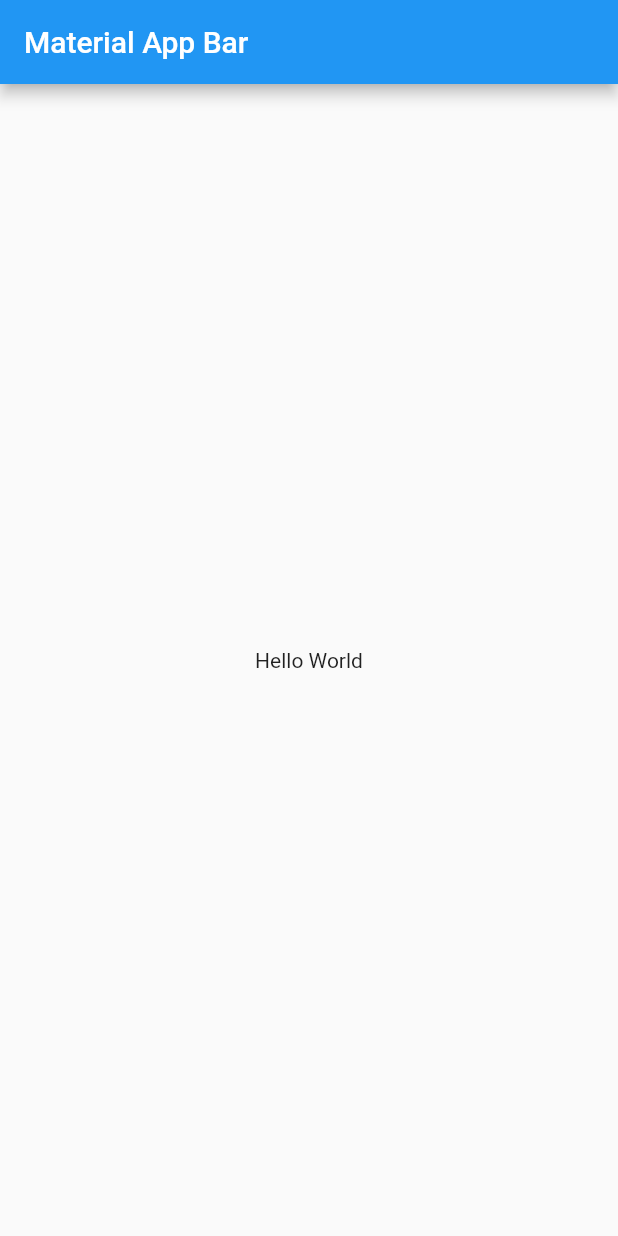
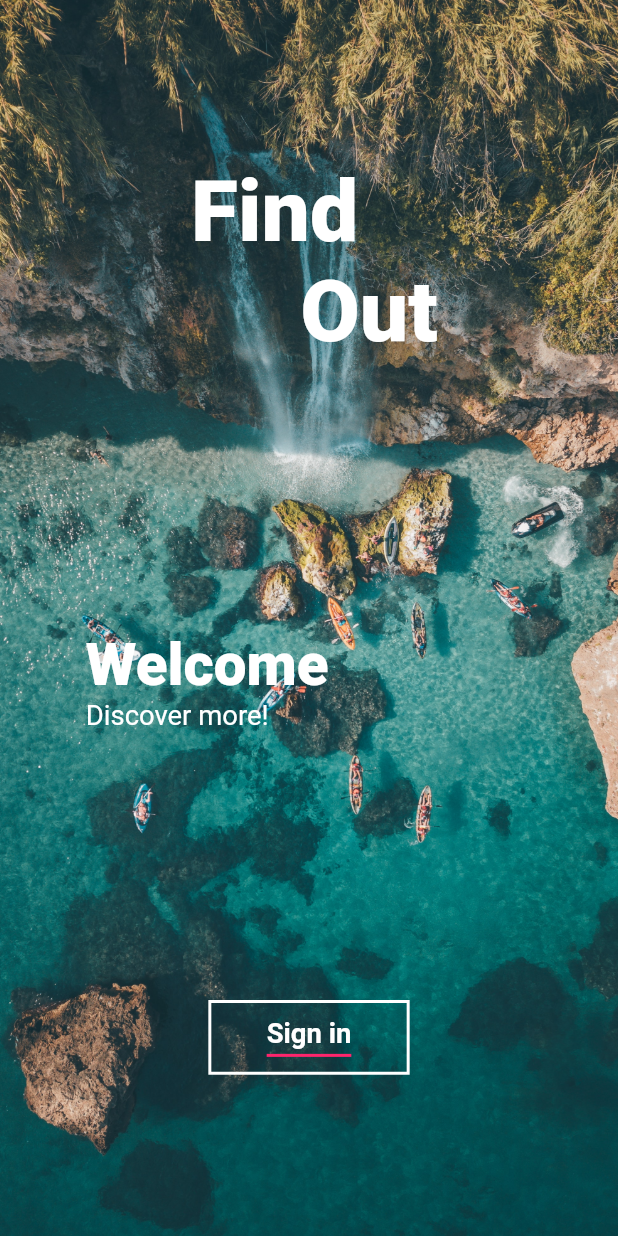
Before and after one commit to 18dcjuarez/travel, a Flutter app: the screen it shows after launch, on a phone screen of 412 x 824 dp. Run offline on Flutter 3.47's test engine with Material 2 defaults, Android fonts, the phone set to English and light mode, and no system bars; our stand-ins replace another_flushbar, flutter_screenutil.

Commit message:
Login page

```diff
--- a/lib/main.dart
+++ b/lib/main.dart
@@ -1,22 +1,32 @@
 import 'package:flutter/material.dart';
+import 'package:flutter/services.dart';
+import 'package:flutter_screenutil/flutter_screenutil.dart';
+import 'package:provider/provider.dart';
+import 'package:travel/src/pages/login/login_page.dart';
+import 'package:travel/src/providers/auth_provider.dart';
+import 'package:travel/theme.dart';
 
-void main() => runApp(MyApp());
+void main() {
+  WidgetsFlutterBinding.ensureInitialized();
+  runApp(MultiProvider(
+      providers: [ChangeNotifierProvider(create: (_) => AuthProvider())],
+      child: MyApp()));
+}
 
 class MyApp extends StatelessWidget {
   @override
   Widget build(BuildContext context) {
-    return MaterialApp(
-      title: 'Material App',
-      debugShowCheckedModeBanner: false,
-      home: Scaffold(
-        appBar: AppBar(
-          title: Text('Material App Bar'),
-        ),
-        body: Center(
-          child: Container(
-            child: Text('Hello World'),
-          ),
-        ),
+    SystemChrome.setPreferredOrientations([DeviceOrientation.portraitUp]);
+    return ScreenUtilInit(
+      designSize: Size(360, 690),
+      builder: () => MaterialApp(
+        title: 'Travel App',
+        debugShowCheckedModeBanner: false,
+        theme: TraveTheme.theme,
+        home: LoginPage(),
+        routes: <String, WidgetBuilder>{
+          LoginPage.id: (_) => LoginPage(),
+        },
       ),
     );
   }
--- /dev/null
+++ b/lib/src/pages/login/login_page.dart
@@ -0,0 +1,121 @@
+import 'package:flutter/material.dart';
+import 'package:travel/src/pages/login/widgets/main_cover.dart';
+import 'package:travel/src/pages/login/widgets/partial_login_cover.dart';
+
+class LoginPage extends StatelessWidget {
+  static const String id = "/login";
+  LoginPage({Key? key}) : super(key: key);
+
+  final PageController loginPageController = PageController(keepPage: false);
+
+  @override
+  Widget build(BuildContext context) {
+    return Scaffold(
+      body: PageView(
+        controller: loginPageController,
+        scrollDirection: Axis.vertical,
+        physics: BouncingScrollPhysics(),
+        children: [
+          MainCover(
+            loginPageController: loginPageController,
+          ),
+          PartialLoginCover()
+        ],
+      ),
+    );
+    // return Scaffold(
+    //   body: CustomScrollView(
+    //     physics: BouncingScrollPhysics(),
+    //     slivers: <Widget>[
+    //       MainCover(),
+    //       SliverList(
+    //         delegate: SliverChildListDelegate([
+    //           Center(
+    //             child: Text(
+    //               'HEEEEY',
+    //               style: TextStyle(color: Colors.red),
+    //             ),
+    //           ),
+    //           Center(
+    //             child: Text(
+    //               'HEEEEY',
+    //               style: TextStyle(color: Colors.red),
+    //             ),
+    //           ),
+    //           Center(
+    //             child: Text(
+    //               'HEEEEY',
+    //               style: TextStyle(color: Colors.red),
+    //             ),
+    //           ),
+    //           Center(
+    //             child: Text(
+    //               'HEEEEY',
+    //               style: TextStyle(color: Colors.red),
+    //             ),
+    //           ),
+    //           Center(
+    //             child: Text(
+    //               'HEEEEY',
+    //               style: TextStyle(color: Colors.red),
+    //             ),
+    //           ),
+    //           Center(
+    //             child: Text(
+    //               'HEEEEY',
+    //               style: TextStyle(color: Colors.red),
+    //             ),
+    //           ),
+    //           Center(
+    //             child: Text(
+    //               'HEEEEY',
+    //               style: TextStyle(color: Colors.red),
+    //             ),
+    //           ),
+    //           Center(
+    //             child: Text(
+    //               'HEEEEY',
+    //               style: TextStyle(color: Colors.red),
+    //             ),
+    //           ),
+    //           Center(
+    //             child: Text(
+    //               'HEEEEY',
+    //               style: TextStyle(color: Colors.red),
+    //             ),
+    //           ),
+    //           Center(
+    //             child: Text(
+    //               'HEEEEY',
+    //               style: TextStyle(color: Colors.red),
+    //             ),
+    //           ),
+    //           Center(
+    //             child: Text(
+    //               'HEEEEY',
+    //               style: TextStyle(color: Colors.red),
+    //             ),
+    //           ),
+    //           Center(
+    //             child: Text(
+    //               'HEEEEY',
+    //               style: TextStyle(color: Colors.red),
+    //             ),
+    //           ),
+    //           Center(
+    //             child: Text(
+    //               'HEEEEY',
+    //               style: TextStyle(color: Colors.red),
+    //             ),
+    //           ),
+    //         ]),
+    //       )
+    //     ],
+    //   ),
+    // );
+  }
+
+  dynamic pageChange(PageController loginPageController) {
+    loginPageController.jumpToPage(1);
+  }
+}
--- /dev/null
+++ b/lib/src/pages/login/widgets/main_cover.dart
@@ -0,0 +1,104 @@
+import 'package:flutter/material.dart';
+import 'package:flutter_screenutil/flutter_screenutil.dart' show SizeExtension;
+import 'package:travel/src/pages/login/widgets/signin_button.dart';
+import 'package:travel/src/pages/login/widgets/text_logo.dart';
+
+class MainCover extends StatelessWidget {
+  const MainCover({Key? key, required this.loginPageController})
+      : super(key: key);
+
+  final PageController loginPageController;
+
+  @override
+  Widget build(BuildContext context) {
+    return Stack(
+      children: [
+        Container(
+          width: double.infinity,
+          decoration: BoxDecoration(
+              image: DecorationImage(
+                  image: AssetImage('assets/images/reduced_login.jpg'),
+                  fit: BoxFit.cover,
+                  alignment: Alignment.center)),
+        ),
+        Padding(
+          padding: EdgeInsets.symmetric(vertical: 90.h, horizontal: 50.w),
+          child: Column(
+            mainAxisAlignment: MainAxisAlignment.spaceBetween,
+            crossAxisAlignment: CrossAxisAlignment.start,
+            children: [
+              Center(child: TextLogo()),
+              Column(
+                crossAxisAlignment: CrossAxisAlignment.start,
+                children: [
+                  Text(
+                    'Welcome',
+                    style: Theme.of(context).textTheme.headline2,
+                  ),
+                  Text(
+                    'Discover more!',
+                    style: Theme.of(context).textTheme.headline4,
+                  ),
+                ],
+              ),
+              Center(
+                child: SigninButton(
+                  loginPageController: loginPageController,
+                ),
+              )
+            ],
+          ),
+        )
+      ],
+    );
+    // return SliverAppBar(
+    //   expandedHeight: 690.h,
+    //   pinned: true,
+    //   backgroundColor: Colors.white,
+    //   flexibleSpace: LayoutBuilder(builder: (context, constraints) {
+    //     double top = constraints.biggest.height;
+    //     return top >= 690.h
+    //         ? Stack(
+    //             children: [
+    //               Container(
+    //                 width: double.infinity,
+    //                 decoration: BoxDecoration(
+    //                     image: DecorationImage(
+    //                         image: AssetImage('assets/images/full_login.jpg'),
+    //                         fit: BoxFit.cover,
+    //                         alignment: Alignment.center)),
+    //               ),
+    //               Padding(
+    //                 padding:
+    //                     EdgeInsets.symmetric(vertical: 90.h, horizontal: 50.w),
+    //                 child: Column(
+    //                   mainAxisAlignment: MainAxisAlignment.spaceBetween,
+    //                   crossAxisAlignment: CrossAxisAlignment.start,
+    //                   children: [
+    //                     Center(child: TextLogo()),
+    //                     Column(
+    //                       crossAxisAlignment: CrossAxisAlignment.start,
+    //                       children: [
+    //                         Text(
+    //                           'Welcome',
+    //                           style: Theme.of(context).textTheme.headline2,
+    //                         ),
+    //                         Text(
+    //                           'Discover more!',
+    //                           style: Theme.of(context).textTheme.headline4,
+    //                         ),
+    //                       ],
+    //                     ),
+    //                     Center(
+    //                       child: SigninButton(),
+    //                     )
+    //                   ],
+    //                 ),
+    //               )
+    //             ],
+    //           )
+    //         : PartialLoginCover();
+    //   }),
+    // );
+  }
+}
--- /dev/null
+++ b/lib/src/pages/login/widgets/signin_button.dart
@@ -0,0 +1,32 @@
+import 'package:flutter/material.dart';
+import 'package:flutter_screenutil/flutter_screenutil.dart' show SizeExtension;
+import 'package:travel/theme.dart';
+
+class SigninButton extends StatelessWidget {
+  SigninButton({Key? key, required this.loginPageController}) : super(key: key);
+
+  final PageController loginPageController;
+
+  @override
+  Widget build(BuildContext context) {
+    return OutlinedButton(
+      onPressed: () => loginPageController.jumpToPage(1),
+      style: OutlinedButton.styleFrom(
+        side: BorderSide(color: Colors.white, width: 2),
+        shape: RoundedRectangleBorder(),
+      ),
+      child: Padding(
+        padding: EdgeInsets.symmetric(vertical: 10.h, horizontal: 20.w),
+        child: Container(
+          padding: EdgeInsets.only(bottom: 3),
+          decoration: BoxDecoration(
+              border: Border(bottom: BorderSide(color: pink, width: 2.0))),
+          child: Text('Sign in',
+              style: Theme.of(context).textTheme.headline4!.copyWith(
+                    fontWeight: FontWeight.w600,
+                  )),
+        ),
+      ),
+    );
+  }
+}
--- /dev/null
+++ b/lib/src/pages/login/widgets/text_logo.dart
@@ -0,0 +1,28 @@
+import 'package:flutter/material.dart';
+import 'package:flutter_screenutil/flutter_screenutil.dart' show SizeExtension;
+
+class TextLogo extends StatelessWidget {
+  const TextLogo({Key? key}) : super(key: key);
+
+  @override
+  Widget build(BuildContext context) {
+    return Column(
+      children: [
+        Padding(
+          padding: EdgeInsets.only(right: 40.w),
+          child: Text(
+            'Find',
+            style: Theme.of(context).textTheme.headline1,
+          ),
+        ),
+        Padding(
+          padding: EdgeInsets.only(left: 70.w),
+          child: Text(
+            'Out',
+            style: Theme.of(context).textTheme.headline1,
+          ),
+        ),
+      ],
+    );
+  }
+}
--- a/lib/theme.dart
+++ b/lib/theme.dart
@@ -0,0 +1,69 @@
+import 'package:flutter/material.dart';
+import 'package:flutter_screenutil/flutter_screenutil.dart' show SizeExtension;
+
+// Main Colors
+const Color aquamarine = Color(0xFF00C8D8);
+const Color blue = Color(0xFF0088BA);
+const Color darkBlue = Color(0xFF004359);
+const Color darkGrey = Color(0xFF3E3E3E);
+const Color darkYellow = Color(0xFFEC9922);
+const Color grey = Color(0xFF717171);
+const Color lightGrey = Color(0xFFACACAC);
+const Color lightestGrey = Color(0xFFF2F2F2);
+const Color pink = Color(0xFFFF256C);
+const Color red = Color(0xFF901600);
+const Color turquoise = Color(0xFF00C8D8);
+const Color yellow = Color(0xFFFFBF00);
+const Color white = Color(0xFFFFFFFF);
+
+class TraveTheme {
+  static get theme {
+    final textTheme = TextTheme(
+      headline1: TextStyle(
+        fontSize: 50.w,
+        color: white,
+        fontWeight: FontWeight.w900,
+      ),
+      headline2: TextStyle(
+        fontSize: 34.w,
+        color: white,
+        fontWeight: FontWeight.w800,
+      ),
+      headline3: TextStyle(
+        fontSize: 20.w,
+        color: white,
+      ),
+      headline4: TextStyle(
+        fontSize: 16.w,
+        color: white,
+      ),
+      bodyText1: TextStyle(
+        fontSize: 16.w,
+        color: white,
+        fontWeight: FontWeight.w400,
+      ),
+      bodyText2: TextStyle(
+        fontSize: 13.w,
+        color: white,
+      ),
+      caption: TextStyle(
+        fontSize: 11.5.w,
+        color: Colors.black,
+      ),
+    );
+    return ThemeData(
+      primaryColor: turquoise,
+      accentColor: white,
+      backgroundColor: white,
+      scaffoldBackgroundColor: white,
+      textTheme: textTheme,
+      primaryTextTheme: textTheme,
+      pageTransitionsTheme: PageTransitionsTheme(
+        builders: {
+          TargetPlatform.iOS: CupertinoPageTransitionsBuilder(),
+          TargetPlatform.android: CupertinoPageTransitionsBuilder(),
+        },
+      ),
+    );
+  }
+}
```
Also changed, not shown: lib/src/models/response_model.dart (added, +22 -0 lines), lib/src/pages/login/widgets/input_field.dart (added, +72 -0 lines), lib/src/pages/login/widgets/partial_login_cover.dart (added, +121 -0 lines), lib/src/providers/auth_provider.dart (added, +44 -0 lines), lib/src/utils/validators.dart (added, +25 -0 lines), lib/src/widgets/travel_flushbar.dart (added, +17 -0 lines), lib/src/widgets/travel_main_button.dart (added, +47 -0 lines), pubspec.yaml (+5 -3 lines), assets/images/full_login.jpg (added), assets/images/reduced_login.jpg (added).
